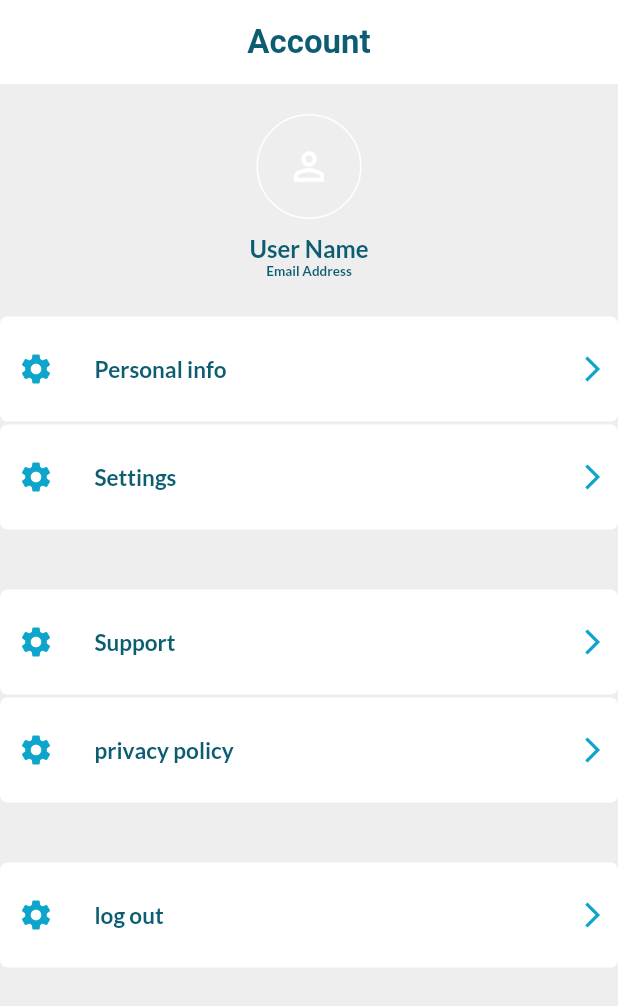
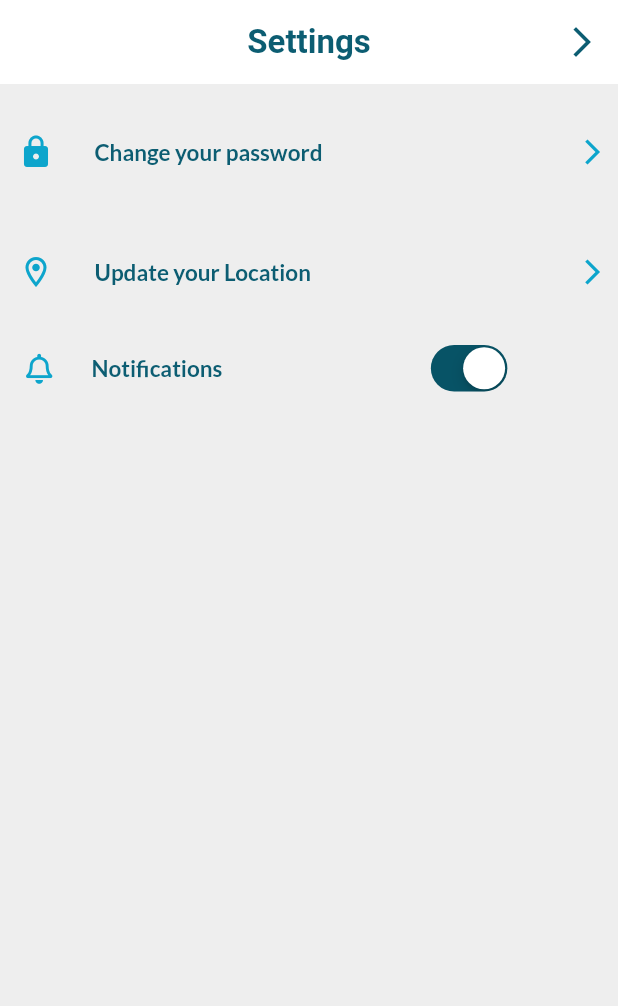
Before and after one commit to mhmdreda51/health-care-system, a Flutter app: the AccountScreen screen opened directly, after a tap on "Settings", on a phone screen of 412 x 824 dp. Shown: the top 1006 px of the screen. Run offline on Flutter 3.47's test engine with Material 2 defaults, Android fonts, the light colour scheme and no system bars; our stand-ins replace bloc, connectivity_plus, dio, easy_localization, firebase_core, firebase_messaging and 12 more; missing offline and left inert: align_positioned, flutter_phone_direct_caller; accounts and stored records are empty.

Commit message:
change pass and setting finished

```diff
--- a/lib/view/Account Screen/Componants/AccountContant.dart
+++ b/lib/view/Account Screen/Componants/AccountContant.dart
@@ -3,6 +3,7 @@ import 'package:health_care_system/view/Account%20Screen/Controller/account_cubi
 
 import '../../../core/router/router.dart';
 import '../../Personal info/personal_info.dart';
+import '../../Settings/settings_screen.dart';
 import '../Widgets/AccountMenuWidget.dart';
 
 class AccountContant extends StatelessWidget {
@@ -18,12 +19,16 @@ class AccountContant extends StatelessWidget {
           children: [
             AccountMenuWidget(
               text: 'Personal info',
+              icon: Icons.settings,
+              color: Colors.white,
               onTap: () => MagicRouter.navigateTo(PersonalInfo()),
             ),
             SizedBox(height: 2),
             AccountMenuWidget(
               text: 'Settings',
-              onTap: () {},
+              icon: Icons.settings,
+              color: Colors.white,
+              onTap: () => MagicRouter.navigateTo(SettingsScreen()),
             ),
           ],
         ),
@@ -34,11 +39,15 @@ class AccountContant extends StatelessWidget {
           children: [
             AccountMenuWidget(
               text: 'Support',
+              icon: Icons.settings,
+              color: Colors.white,
               onTap: () {},
             ),
             SizedBox(height: 2),
             AccountMenuWidget(
               text: 'privacy policy',
+              icon: Icons.settings,
+              color: Colors.white,
               onTap: () {},
             ),
           ],
@@ -48,6 +57,8 @@ class AccountContant extends StatelessWidget {
         ),
         AccountMenuWidget(
           text: 'log out',
+          icon: Icons.settings,
+          color: Colors.white,
           onTap: () => cubit.signOut(),
         ),
         SizedBox(
--- a/lib/view/Account Screen/Widgets/AccountMenuWidget.dart
+++ b/lib/view/Account Screen/Widgets/AccountMenuWidget.dart
@@ -6,22 +6,26 @@ class AccountMenuWidget extends StatelessWidget {
   const AccountMenuWidget({
     required this.text,
     required this.onTap,
+    required this.color,
+    required this.icon,
   });
 
   final String text;
   final VoidCallback onTap;
+  final Color color;
+  final IconData icon;
 
   @override
   Widget build(BuildContext context) {
     return Container(
       decoration: BoxDecoration(
-        color: Colors.white,
+        color: color,
         borderRadius: BorderRadius.circular(5),
       ),
       child: ListTile(
         leading: Padding(
           padding: EdgeInsets.only(left: 5),
-          child: Icon(Icons.settings, color: AppColors.blueWhite),
+          child: Icon(icon, color: AppColors.blueWhite),
         ),
         trailing: Icon(
           Icons.arrow_forward_ios,
--- a/lib/view/Personal info/Componants/user_profile_image.dart
+++ b/lib/view/Personal info/Componants/user_profile_image.dart
@@ -21,7 +21,7 @@ class UserProfileImage extends StatelessWidget {
           if (state.imageUpdatedModel.status == 1) {
             ScaffoldMessenger.of(context).showSnackBar(
               SnackBar(
-                content: Text("user_details.image_updated"),
+                content: Text("Image updated Successfully."),
                 backgroundColor: Colors.green,
               ),
             );
--- a/lib/view/Personal info/controller/personal_info_state.dart
+++ b/lib/view/Personal info/controller/personal_info_state.dart
@@ -62,7 +62,11 @@ class UpdateUserAreaSuccess extends PersonalInfoState {
 class UpdateUserAreaError extends PersonalInfoState {}
 
 //===============================================================
+class ChangeOldPasswordVisibilityState extends PersonalInfoState {}
+
 class ChangePasswordVisibilityState extends PersonalInfoState {}
+
+class ChangePasswordConfirmVisibilityState extends PersonalInfoState {}
 
 //===============================================================
 class ChangeCountryState extends PersonalInfoState {}
--- /dev/null
+++ b/lib/view/Settings/Controller/settings_cubit.dart
@@ -0,0 +1,37 @@
+import 'package:bloc/bloc.dart';
+import 'package:flutter_bloc/flutter_bloc.dart';
+import 'package:meta/meta.dart';
+
+part 'settings_state.dart';
+
+class SettingsCubit extends Cubit<SettingsState> {
+  SettingsCubit() : super(SettingsInitial());
+  static SettingsCubit get(context) => BlocProvider.of(context);
+  //===============================================================
+  bool notificationToggle = true;
+  String langDropdownValue = 'English';
+  String countryDropdownValue = 'EG';
+  List<String> langList = ['English', 'العربية'];
+  List<String> countryList = ['EG', 'US'];
+  //===============================================================
+  changeNotificationToggle({required bool value}) {
+    notificationToggle = value;
+    //TODO: add toggle notification function here
+    emit(ChangeNotificationToggle());
+  }
+
+  //===============================================================
+  changeLangDropDown({required String value}) {
+    langDropdownValue = value;
+    //TODO: add function here
+    emit(ChangeLangDropDown());
+  }
+
+  //===============================================================
+  changeCountryDropDown({required String value}) {
+    countryDropdownValue = value;
+    //TODO: add function here
+    emit(ChangeCountryDropDown());
+  }
+//===============================================================
+}
--- /dev/null
+++ b/lib/view/Settings/Controller/settings_state.dart
@@ -0,0 +1,12 @@
+part of 'settings_cubit.dart';
+
+@immutable
+abstract class SettingsState {}
+
+class SettingsInitial extends SettingsState {}
+
+class ChangeNotificationToggle extends SettingsState {}
+
+class ChangeLangDropDown extends SettingsState {}
+
+class ChangeCountryDropDown extends SettingsState {}
--- /dev/null
+++ b/lib/view/Settings/componants/notification_row.dart
@@ -0,0 +1,42 @@
+import 'package:flutter/cupertino.dart';
+import 'package:font_awesome_flutter/font_awesome_flutter.dart';
+
+import '../../../constants/app_colors.dart';
+
+class NotificationRow extends StatelessWidget {
+  final bool value;
+  final Function onChanged;
+
+  const NotificationRow({
+    Key? key,
+    required this.value,
+    required this.onChanged,
+  }) : super(key: key);
+
+  @override
+  Widget build(BuildContext context) {
+    return Padding(
+      padding: const EdgeInsets.symmetric(horizontal: 16.0),
+      child: Row(
+        children: <Widget>[
+          Icon(FontAwesomeIcons.bell, color: AppColors.blueWhite, size: 20),
+          SizedBox(width: 25),
+          Text(
+            "Notifications",
+            style: const TextStyle(
+                fontSize: 15.0,
+                color: AppColors.introTextColor,
+                fontWeight: FontWeight.bold),
+          ),
+          SizedBox(width: 135),
+          CupertinoSwitch(
+            trackColor: AppColors.blueWhite.withOpacity(0.5),
+            activeColor: AppColors.deepBlue,
+            value: value,
+            onChanged: (value) => onChanged(value),
+          ),
+        ],
+      ),
+    );
+  }
+}
--- /dev/null
+++ b/lib/view/Settings/settings_screen.dart
@@ -0,0 +1,99 @@
+import 'package:flutter/material.dart';
+import 'package:flutter_bloc/flutter_bloc.dart';
+import 'package:health_care_system/view/Location%20Screen/select_location_screen.dart';
+import 'package:health_care_system/view/Settings/Controller/settings_cubit.dart';
+
+import '../../constants/app_colors.dart';
+import '../../core/router/router.dart';
+import '../Account Screen/Widgets/AccountMenuWidget.dart';
+import '../Change Password/change_password.dart';
+import 'componants/notification_row.dart';
+
+class SettingsScreen extends StatelessWidget {
+  const SettingsScreen({Key? key}) : super(key: key);
+
+  @override
+  Widget build(BuildContext context) {
+    return BlocProvider(
+      create: (context) => SettingsCubit(),
+      child: BlocBuilder<SettingsCubit, SettingsState>(
+        builder: (context, state) {
+          final cubit = SettingsCubit.get(context);
+          // if (context.locale.languageCode == 'ar') {
+          //   cubit.langDropdownValue = 'العربية';
+          // }
+          return Scaffold(
+            appBar: appBar(),
+            backgroundColor: Colors.grey[200],
+            body: Column(
+              crossAxisAlignment: CrossAxisAlignment.start,
+              children: [
+                SizedBox(height: 10),
+                AccountMenuWidget(
+                  onTap: () => MagicRouter.navigateTo(ChangePasswordScreen()),
+                  color: Colors.transparent,
+                  icon: Icons.lock,
+                  text: "Change your password",
+                ),
+                SizedBox(height: 10),
+                AccountMenuWidget(
+                  onTap: () => MagicRouter.navigateTo(SelectLocationScreen()),
+                  color: Colors.transparent,
+                  icon: Icons.location_on_outlined,
+                  text: "Update your Location",
+                ),
+                SizedBox(height: 10),
+
+                NotificationRow(
+                    value: cubit.notificationToggle,
+                    onChanged: (value) =>
+                        cubit.changeNotificationToggle(value: value)),
+                // SettingsRow(
+                //   text: "settings.lang".tr(),
+                //   hint: context.locale.languageCode == 'en'
+                //       ? 'English'
+                //       : 'العربية',
+                //   list: cubit.langList,
+                //   value: cubit.langDropdownValue,
+                //   onChanged: (newValue) {
+                //     cubit.changeLangDropDown(value: newValue!);
+                //     if (newValue == 'العربية') {
+                //       context.setLocale(const Locale('ar', 'EG'));
+                //     } else if (newValue == 'English') {
+                //       context.setLocale(const Locale('en', 'US'));
+                //     }
+                //   },
+                // ),
+              ],
+            ),
+          );
+        },
+      ),
+    );
+  }
+}
+
+AppBar appBar() {
+  return AppBar(
+    backgroundColor: Colors.white,
+    leading: SizedBox(),
+    actions: [
+      IconButton(
+        icon: Icon(
+          Icons.arrow_forward_ios,
+        ),
+        color: AppColors.introTextColor,
+        onPressed: () => MagicRouter.pop(),
+      )
+    ],
+    title: Text(
+      'Settings',
+      style: TextStyle(
+        color: AppColors.introTextColor,
+        fontSize: 22,
+        fontWeight: FontWeight.bold,
+      ),
+    ),
+    centerTitle: true,
+  );
+}
```
Also changed, not shown: lib/view/Change Password/Componants/confirm_new_password_text_field.dart (renamed from lib/view/Personal info/Componants/old_password_text_field.dart, +15 -10 lines), lib/view/Change Password/Componants/new_password_text_field.dart (renamed from lib/view/Personal info/Componants/new_password_text_field.dart, +14 -8 lines), lib/view/Change Password/Componants/old_password_text_field.dart (renamed from lib/view/Personal info/Componants/confirm_new_password_text_field.dart, +16 -10 lines), lib/view/Change Password/change_password.dart (added, +142 -0 lines), lib/view/Home Screen/companants/top_doctor_list_view.dart (+14 -11 lines), lib/view/Personal info/Componants/user_Info_form.dart (+7 -53 lines), lib/view/Personal info/controller/personal_info_cubit.dart (+27 -19 lines), lib/view/Personal info/personal_info.dart (+24 -25 lines), lib/view/Settings/componants/language_row.dart (added, +62 -0 lines).
